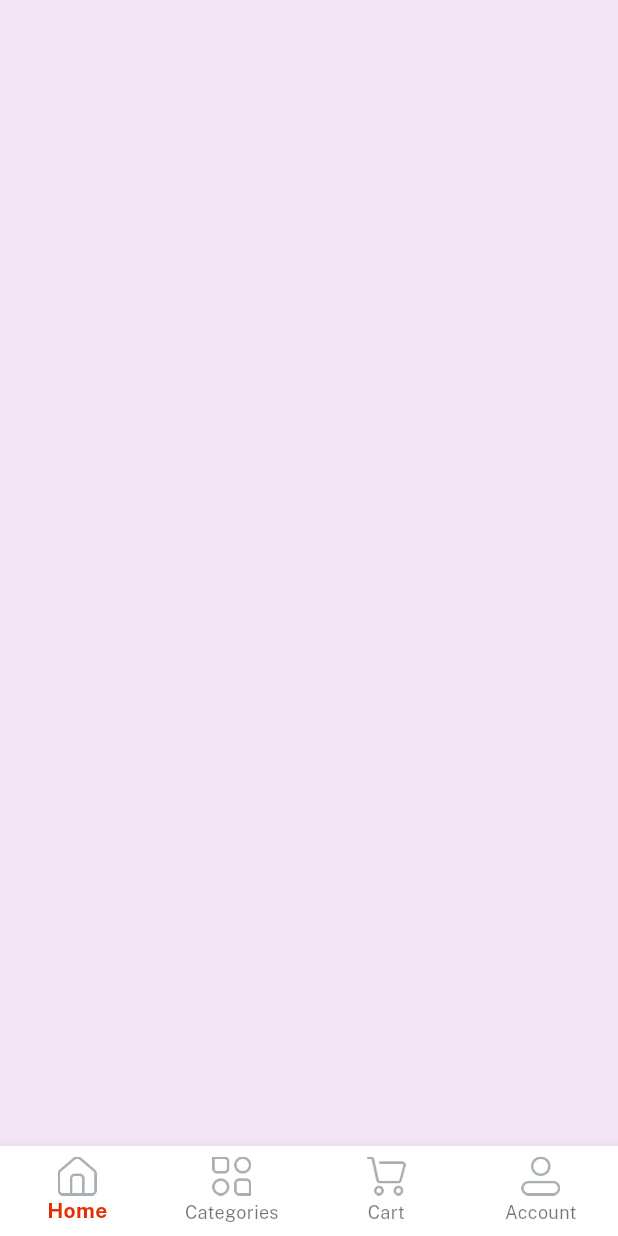
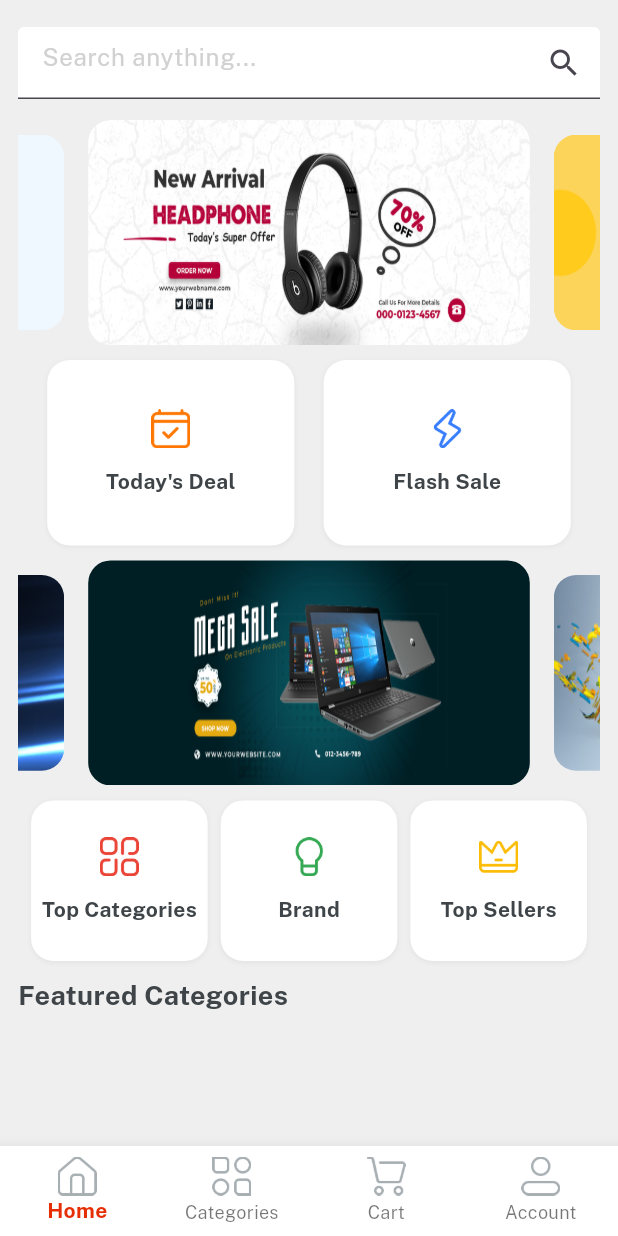
Before and after one commit to jadhavdurgesh/e_commerce, a Flutter app: the screen it shows after launch, after a tap on "Log in", on a phone screen of 412 x 824 dp. Run offline on Flutter 3.47's test engine with Material 2 defaults, Android fonts, the phone set to English and light mode, and no system bars; drawn by our look-alikes of velocity_x; our stand-ins replace get.

Commit message:
Home Screen, Home controller and Home buttons done

```diff
--- a/lib/consts/lists.dart
+++ b/lib/consts/lists.dart
@@ -5,3 +5,17 @@ const socialIconList = [
   icGoogleLogo,
   icTwitterLogo,
 ];
+
+const slidersList = [
+  imgSlider1,
+  imgSlider2,
+  imgSlider3,
+  imgSlider4,
+];
+
+const secondSlidersList = [
+  imgSs1,
+  imgSs2,
+  imgSs3,
+  imgSs4,
+];
--- a/lib/consts/strings.dart
+++ b/lib/consts/strings.dart
@@ -16,5 +16,18 @@ const loginWith = "Log in with";
 const privacyPolicy = "Privacy Policy";
 const termsAndConditions = "Terms and Conditions";
 const alreadyHaveAnAccount = "Already have an account? ";
+
 //Home strings for bottomnavigationbar
-const home = "Home", categories = "Categories", cart = "Cart", account = "Account";
+const home = "Home",
+    categories = "Categories",
+    cart = "Cart",
+    account = "Account";
+
+// HomeScreen Strings
+const searchanything = "Search anything...",
+    todayDeal = "Today's Deal",
+    flashSale = "Flash Sale",
+    topSellers = "Top Sellers",
+    brand = "Brand",
+    topCategories = "Top Categories",
+    featuredCategories = "Featured Categories";
--- a/lib/views/auth_screen/login_screen.dart
+++ b/lib/views/auth_screen/login_screen.dart
@@ -1,7 +1,7 @@
 import 'package:e_commerce/consts/consts.dart';
 import 'package:e_commerce/consts/lists.dart';
 import 'package:e_commerce/views/auth_screen/signup_screen.dart';
-import 'package:e_commerce/views/home_screen/home_screen.dart';
+import 'package:e_commerce/views/home_screen/home.dart';
 import 'package:e_commerce/widgets%20common/applogo_widget.dart';
 import 'package:e_commerce/widgets%20common/bg_widget.dart';
 import 'package:e_commerce/widgets%20common/button_widget.dart';
@@ -50,7 +50,7 @@ class LoginScreen extends StatelessWidget {
                         color: redColor,
                         textColor: whiteColor,
                         onPress: () {
-                          Get.to( () => const HomeScreen());
+                          Get.to( () => const Home());
                         })
                     .box
                     .width(context.screenWidth - 60)
--- /dev/null
+++ b/lib/views/cart_screen/cart_screen.dart
@@ -0,0 +1,12 @@
+import 'package:e_commerce/consts/consts.dart';
+
+class CartScreen extends StatelessWidget {
+  const CartScreen({super.key});
+
+  @override
+  Widget build(BuildContext context) {
+    return Scaffold(
+      body: Container(color: Colors.blue[400],),
+    );
+  }
+}
--- /dev/null
+++ b/lib/views/category_screen/category_screen.dart
@@ -0,0 +1,12 @@
+import '../../consts/consts.dart';
+
+class CategoryScreen extends StatelessWidget {
+  const CategoryScreen({super.key});
+
+  @override
+  Widget build(BuildContext context) {
+    return Scaffold(
+      body: Container(color: Colors.blue[200],),
+    );
+  }
+}
--- /dev/null
+++ b/lib/views/home_screen/home.dart
@@ -0,0 +1,66 @@
+import 'package:e_commerce/consts/consts.dart';
+import 'package:e_commerce/controllers/home_controller.dart';
+import 'package:e_commerce/views/home_screen/home_screen.dart';
+import 'package:e_commerce/views/profile_screen/profile_screen.dart';
+import 'package:get/get.dart';
+
+import '../cart_screen/cart_screen.dart';
+import '../category_screen/category_screen.dart';
+
+class Home extends StatelessWidget {
+  const Home({super.key});
+
+  @override
+  Widget build(BuildContext context) {
+    // init home controller
+    var controller = Get.put(HomeController());
+
+    var navbarItems = [
+      BottomNavigationBarItem(
+        icon: Image.asset(icHome, width: 26),
+        label: home,
+      ),
+      BottomNavigationBarItem(
+        icon: Image.asset(icCategories, width: 26),
+        label: categories,
+      ),
+      BottomNavigationBarItem(
+        icon: Image.asset(icCart, width: 26),
+        label: cart,
+      ),
+      BottomNavigationBarItem(
+        icon: Image.asset(icProfile, width: 26),
+        label: account,
+      ),
+    ];
+
+    var navBody = [
+      const HomeScreen(),
+      const CategoryScreen(),
+      const CartScreen(),
+      const ProfileScreen(),
+    ];
+
+    return Scaffold(
+      body: Column(
+        children: [
+          Obx(() => Expanded(
+              child: navBody.elementAt(controller.currentNavIndex.value)))
+        ],
+      ),
+      bottomNavigationBar: Obx(
+        () => BottomNavigationBar(
+          currentIndex: controller.currentNavIndex.value,
+          selectedItemColor: redColor,
+          selectedLabelStyle: const TextStyle(fontFamily: semibold),
+          type: BottomNavigationBarType.fixed,
+          backgroundColor: whiteColor,
+          items: navbarItems,
+          onTap: (value) {
+            controller.currentNavIndex.value = value;
+          },
+        ),
+      ),
+    );
+  }
+}
--- a/lib/views/home_screen/home_screen.dart
+++ b/lib/views/home_screen/home_screen.dart
@@ -1,67 +1,94 @@
-import 'package:e_commerce/consts/consts.dart';
-import 'package:e_commerce/controllers/home_controller.dart';
-import 'package:get/get.dart';
+import 'package:e_commerce/widgets%20common/home_buttons.dart';
+
+import '../../consts/consts.dart';
+import '../../consts/lists.dart';
 
 class HomeScreen extends StatelessWidget {
   const HomeScreen({super.key});
 
   @override
   Widget build(BuildContext context) {
-    // init home controller
-    var controller = Get.put(HomeController());
+    return Scaffold(
+      body: Container(
+        padding: const EdgeInsets.all(12),
+        color: lightGrey,
+        width: context.screenWidth,
+        height: context.screenHeight,
+        child: SafeArea(
+          child: Column(
+            children: [
+              Container(
+                height: 60,
+                color: lightGrey,
+                alignment: Alignment.center,
+                child: const TextField(
+                  decoration: InputDecoration(
+                      suffixIcon: Icon(Icons.search),
+                      filled: true,
+                      fillColor: whiteColor,
+                      hintText: searchanything,
+                      hintStyle: TextStyle(color: textfieldGrey)),
+                ),
+              ),
+              8.heightBox,
+              //swiper brands
+              VxSwiper.builder(
+                  aspectRatio: 16 / 9,
+                  autoPlay: true,
+                  height: 150,
+                  enlargeCenterPage: true,
+                  autoPlayAnimationDuration: const Duration(seconds: 1),
+                  itemCount: slidersList.length,
+                  itemBuilder: (context, index) {
+                    return Image.asset(
+                      slidersList[index],
+                      fit: BoxFit.fill,
+                    ).box.rounded.clip(Clip.antiAlias).margin(const EdgeInsets.symmetric(horizontal: 8)).make();
+                  }
+              ),
+              10.heightBox,
+              Row(
+                mainAxisAlignment: MainAxisAlignment.spaceEvenly,
+                children: List.generate(2, (index) => homeButtons(
+                  height: context.screenHeight*0.15,
+                  width: context.screenWidth/2.5,
+                  icon: index == 0 ? icTodaysDeal : icFlashDeal,
+                  title: index == 0 ? todayDeal : flashSale,
+                )),
+              ),
+              10.heightBox,
+              VxSwiper.builder(
+                  aspectRatio: 16 / 9,
+                  autoPlay: true,
+                  height: 150,
+                  enlargeCenterPage: true,
+                  autoPlayAnimationDuration: const Duration(seconds: 1),
+                  itemCount: secondSlidersList.length,
+                  itemBuilder: (context, index) {
+                    return Image.asset(
+                      secondSlidersList[index],
+                      fit: BoxFit.fill,
+                    ).box.rounded.clip(Clip.antiAlias).margin(const EdgeInsets.symmetric(horizontal: 8)).make();
+                  }
+              ),
+              10.heightBox,
+              Row(
+                mainAxisAlignment: MainAxisAlignment.spaceEvenly,
+                children: List.generate(3, (index) => homeButtons(
+                  height: context.screenHeight*0.13,
+                  width: context.screenWidth/3.5,
+                  icon: index == 0 ? icTopCategories : index == 1 ? icBrands : icTopSeller,
+                  title: index == 0 ? topCategories : index == 1 ? brand : topSellers,
+                )),
+              ),
+              10.heightBox,
 
-    var navbarItems = [
-      BottomNavigationBarItem(
-        icon: Image.asset(icHome, width: 26),
-        label: home,
-      ),
-      BottomNavigationBarItem(
-        icon: Image.asset(icCategories, width: 26),
-        label: categories,
-      ),
-      BottomNavigationBarItem(
-        icon: Image.asset(icCart, width: 26),
-        label: cart,
-      ),
-      BottomNavigationBarItem(
-        icon: Image.asset(icProfile, width: 26),
-        label: account,
-      ),
-    ];
-
-    var navBody = [
-      Container(
-        color: Colors.purple[50],
-      ),
-      Container(
-        color: Colors.purple[200],
-      ),
-      Container(
-        color: Colors.purple[400],
-      ),
-      Container(
-        color: Colors.purple[600],
-      ),
-    ];
-
-    return Scaffold(
-      body: Column(
-        children: [
-          Obx(() => Expanded(
-              child: navBody.elementAt(controller.currentNavIndex.value)))
-        ],
-      ),
-      bottomNavigationBar: Obx(
-        () => BottomNavigationBar(
-          currentIndex: controller.currentNavIndex.value,
-          selectedItemColor: redColor,
-          selectedLabelStyle: const TextStyle(fontFamily: semibold),
-          type: BottomNavigationBarType.fixed,
-          backgroundColor: whiteColor,
-          items: navbarItems,
-          onTap: (value) {
-            controller.currentNavIndex.value = value;
-          },
+              //Featured Categories
+              Align(
+                alignment: AlignmentDirectional.centerStart,
+                child: featuredCategories.text.fontFamily(semibold).color(darkFontGrey).size(18).make()),
+            ],
+          ),
         ),
       ),
     );
--- /dev/null
+++ b/lib/views/profile_screen/profile_screen.dart
@@ -0,0 +1,12 @@
+import '../../consts/consts.dart';
+
+class ProfileScreen extends StatelessWidget {
+  const ProfileScreen({super.key});
+
+  @override
+  Widget build(BuildContext context) {
+    return Scaffold(
+      body: Container(color: Colors.blue[600],),
+    );
+  }
+}
--- /dev/null
+++ b/lib/widgets common/home_buttons.dart
@@ -0,0 +1,15 @@
+import 'package:e_commerce/consts/consts.dart';
+
+Widget homeButtons({width, height, icon, String? title, onPress}) {
+  return Column(
+    mainAxisAlignment: MainAxisAlignment.center,
+    children: [
+      Image.asset(
+        icon,
+        width: 26,
+      ),
+      12.heightBox,
+      title!.text.fontFamily(semibold).color(darkFontGrey).make()
+    ],
+  ).box.rounded.size(width, height).shadowSm.white.make();
+}
```
